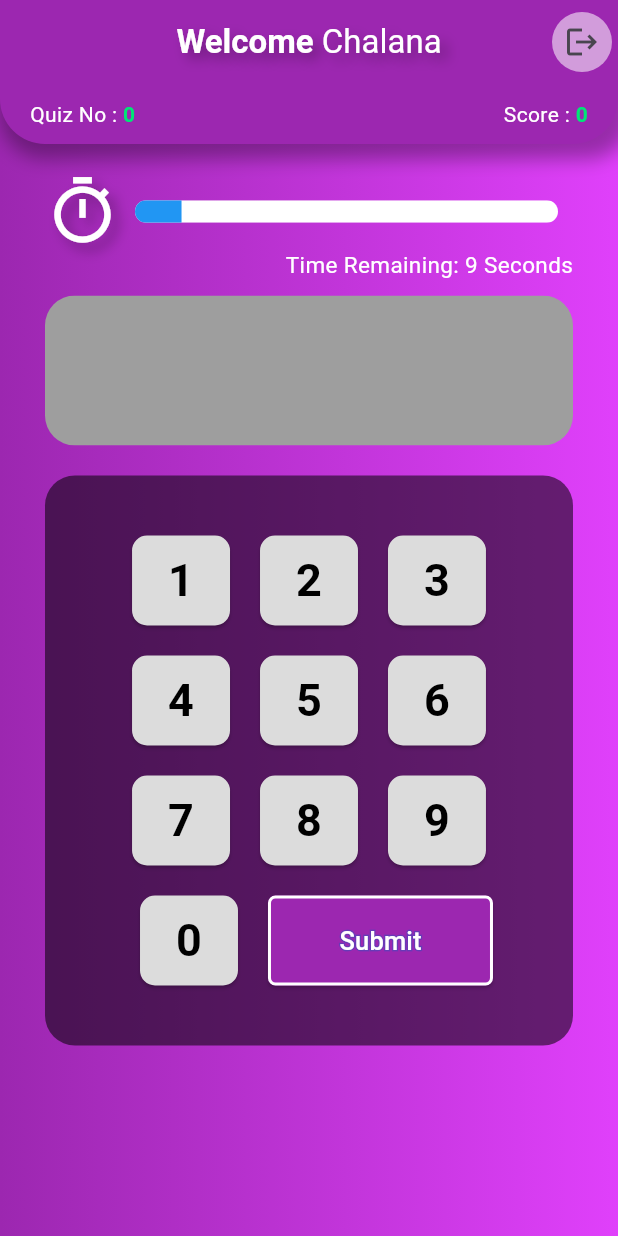
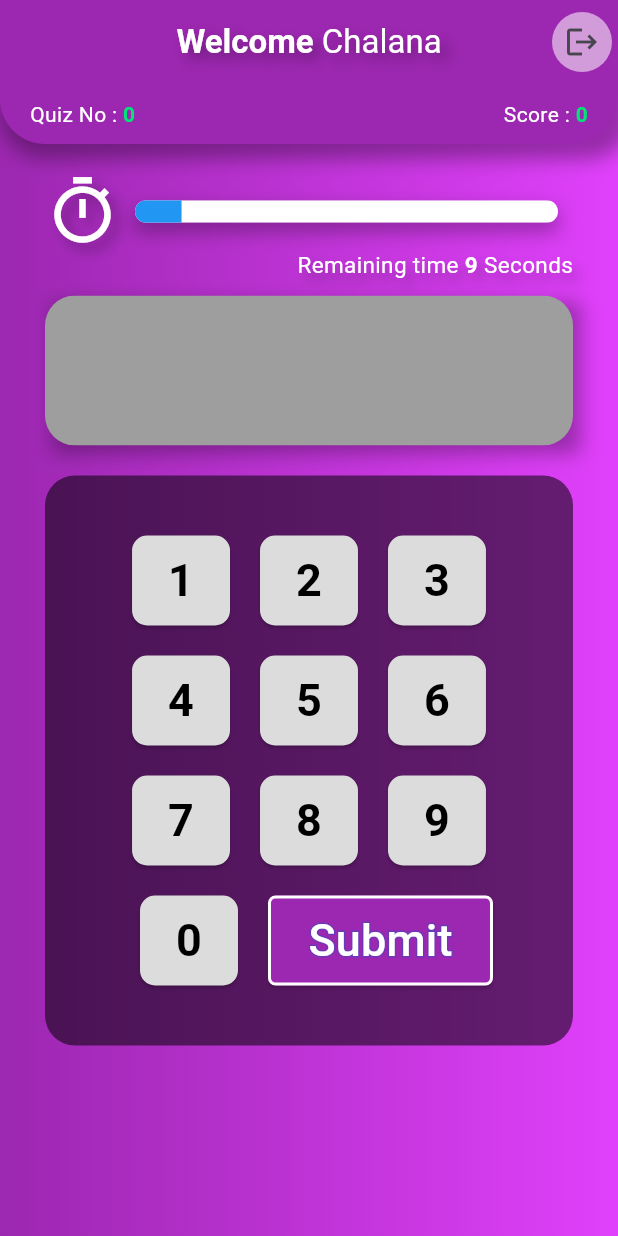
Before and after one commit to syph3r-d/Fidenz-Open-Mobile-Assignment, a Flutter app: the screen it shows after launch, after a tap on "Start Game", on a phone screen of 412 x 824 dp. Run offline on Flutter 3.47's test engine with Material 3 defaults, Android fonts, the phone set to English and light mode, and no system bars; network calls fail.

Commit message:
added drop shadows

```diff
--- a/lib/numberpad.dart
+++ b/lib/numberpad.dart
@@ -123,7 +123,7 @@ class _NumberpadState extends State<Numberpad> {
                   Text(
                     'Submit',
                     style: TextStyle(
-                      fontSize: 17,
+                      fontSize: 30,
                       foreground: Paint()
                         ..style = PaintingStyle.stroke
                         ..strokeWidth = 2
@@ -132,7 +132,7 @@ class _NumberpadState extends State<Numberpad> {
                   ),
                   const Text(
                     'Submit',
-                    style: TextStyle(fontSize: 17, color: Colors.white),
+                    style: TextStyle(fontSize: 30, color: Colors.white),
                   )
                 ]),
               )
--- a/lib/quiz.dart
+++ b/lib/quiz.dart
@@ -68,15 +68,24 @@ class _QuizState extends State<Quiz> {
               submitAnswer: submitAnswer,
               stream: streamController.stream,
             ),
-            ClipRRect(
+            Container(
+              decoration: const BoxDecoration(boxShadow: [
+                BoxShadow(
+                  blurRadius: 10.0,
+                  color: Color.fromARGB(79, 0, 0, 0),
+                  offset: Offset(5.0, 5.0),
+                ),
+              ]),
+              child: ClipRRect(
                 borderRadius: BorderRadius.circular(20),
-              child:
-                  question['question'] != null && question['question'] is String
+                child: question['question'] != null &&
+                        question['question'] is String
                     ? Image.network(question['question'])
                     : Container(
                         width: double.infinity,
                         height: 100,
                         color: Colors.grey,
+                      ),
               ),
             ),
             Numberpad(
--- a/lib/timer.dart
+++ b/lib/timer.dart
@@ -93,6 +93,14 @@ class _TimerState extends State<Timer> with SingleTickerProviderStateMixin {
                 width: 10,
               ),
               Expanded(
+                child: Container(
+                  decoration: BoxDecoration(boxShadow: [
+                    BoxShadow(
+                      color: Colors.black.withOpacity(0.3),
+                      blurRadius: 10,
+                      offset: const Offset(0, 6),
+                    )
+                  ]),
                   child: ClipRRect(
                     borderRadius: BorderRadius.circular(10),
                     child: LinearProgressIndicator(
@@ -104,15 +112,46 @@ class _TimerState extends State<Timer> with SingleTickerProviderStateMixin {
                     ),
                   ),
                 ),
+              ),
               const SizedBox(
                 width: 10,
               )
             ],
           ),
-          Text(
-            'Time Remaining: ${totalTime! - time!} Seconds',
-            style: const TextStyle(color: Colors.white, fontSize: 15),
-          )
+          Text.rich(
+            TextSpan(
+              text: 'Remaining time ',
+              style:
+                  const TextStyle(color: Colors.white, fontSize: 15, shadows: [
+                Shadow(
+                  blurRadius: 10.0,
+                  color: Color.fromARGB(79, 0, 0, 0),
+                  offset: Offset(5.0, 5.0),
+                ),
+              ]),
+              children: <InlineSpan>[
+                TextSpan(
+                    text: '${totalTime! - time!}',
+                    style:
+                        const TextStyle(fontWeight: FontWeight.bold, shadows: [
+                      Shadow(
+                        blurRadius: 10.0,
+                        color: Color.fromARGB(79, 0, 0, 0),
+                        offset: Offset(5.0, 5.0),
+                      ),
+                    ])),
+                const TextSpan(
+                    text: ' Seconds',
+                    style: TextStyle(shadows: [
+                      Shadow(
+                        blurRadius: 10.0,
+                        color: Color.fromARGB(79, 0, 0, 0),
+                        offset: Offset(5.0, 5.0),
+                      ),
+                    ])),
+              ],
+            ),
+          ),
         ],
       ),
     );
```
Lines whose indentation alone changed are shown as unchanged.
